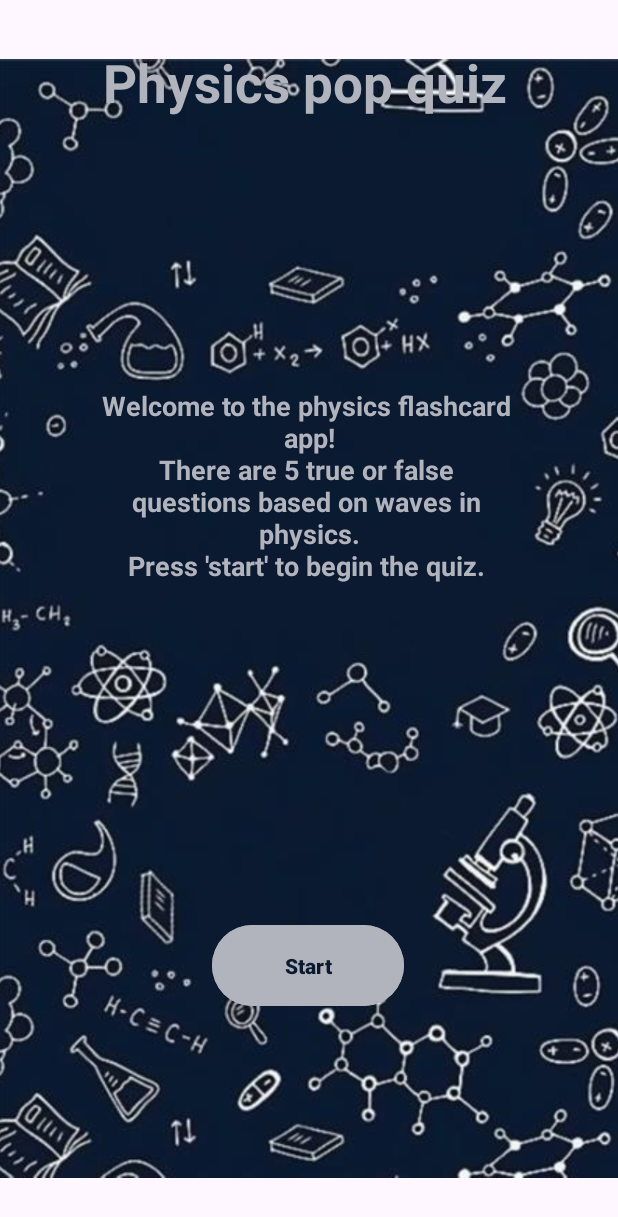
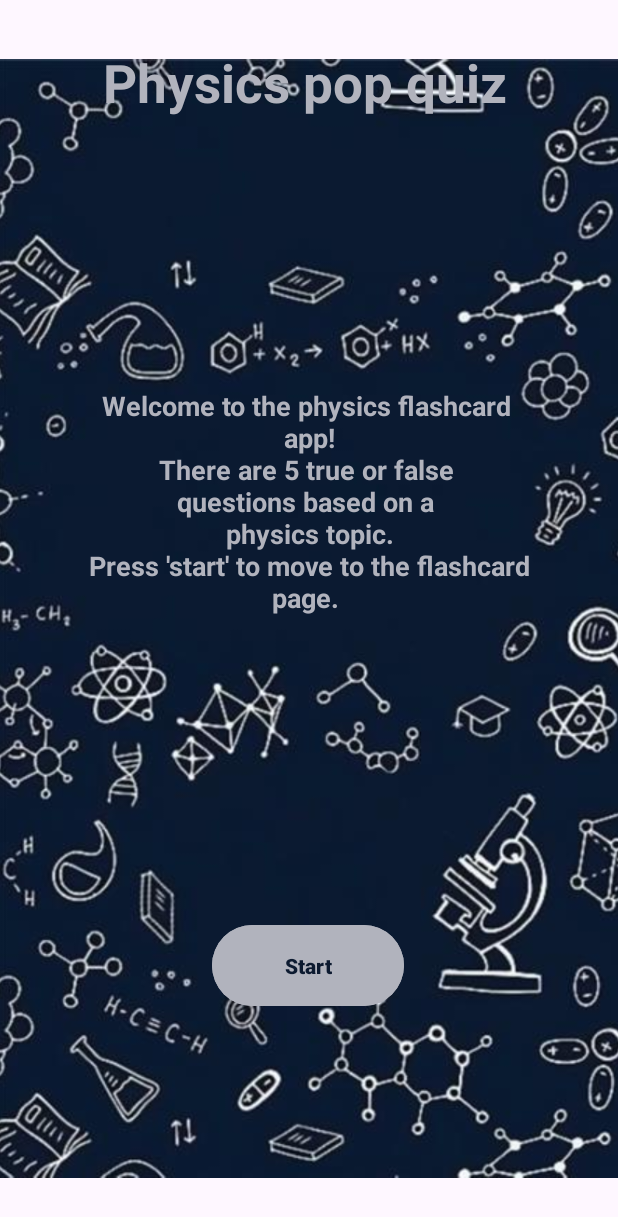
Before and after one commit to LivGish/IMADA2, an Android app: the screen it shows after launch (MainActivity), on a phone screen of 412 x 824 dp. Shown: the top 1217 px of the screen. Run offline under Robolectric (Android 15) with nearby library versions, the light colour scheme and no system bars.

Commit message:
activity_flashcards.xml + MainActivity.kt + flashcards.kt updated (eooros corrected and minor detailes changed)

```diff
--- a/app/src/main/java/com/example/imada2/MainActivity.kt
+++ b/app/src/main/java/com/example/imada2/MainActivity.kt
@@ -28,9 +28,9 @@ class MainActivity : AppCompatActivity() {
             Welcome to the physics flashcard
             app!
             There are 5 true or false
-            questions based on waves in
-            physics.
-            Press 'start' to begin the quiz.
+            questions based on a
+            physics topic.
+            Press 'start' to move to the flashcard page.
         """.trimIndent()
 
         //switches to the flashcard page when the button is clicked; This code was adapted from a Stack Overflow post by "Zer0" (2014): https://stackoverflow.com/questions/10036157/how-to-navigate-from-one-page-to-another-on-androidtotal3-pages
--- a/app/src/main/res/layout/activity_flashcards.xml
+++ b/app/src/main/res/layout/activity_flashcards.xml
@@ -52,7 +52,7 @@
         android:layout_width="128dp"
         android:layout_height="62dp"
         android:backgroundTint="#B1B3BD"
-        android:text="Next"
+        android:text="Start quiz"
         android:textColor="#0c1a30"
         android:textStyle="bold"
         app:layout_constraintBottom_toBottomOf="parent"
```
Also changed, not shown: app/src/main/java/com/example/imada2/flashcards.kt (+20 -12 lines).
